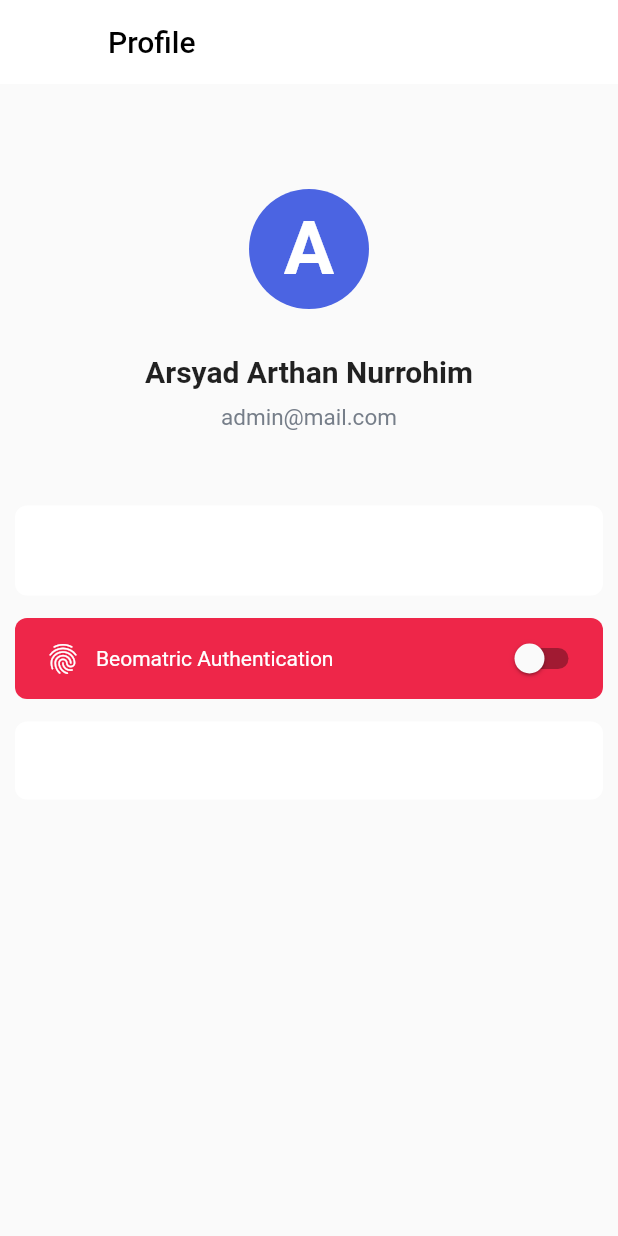
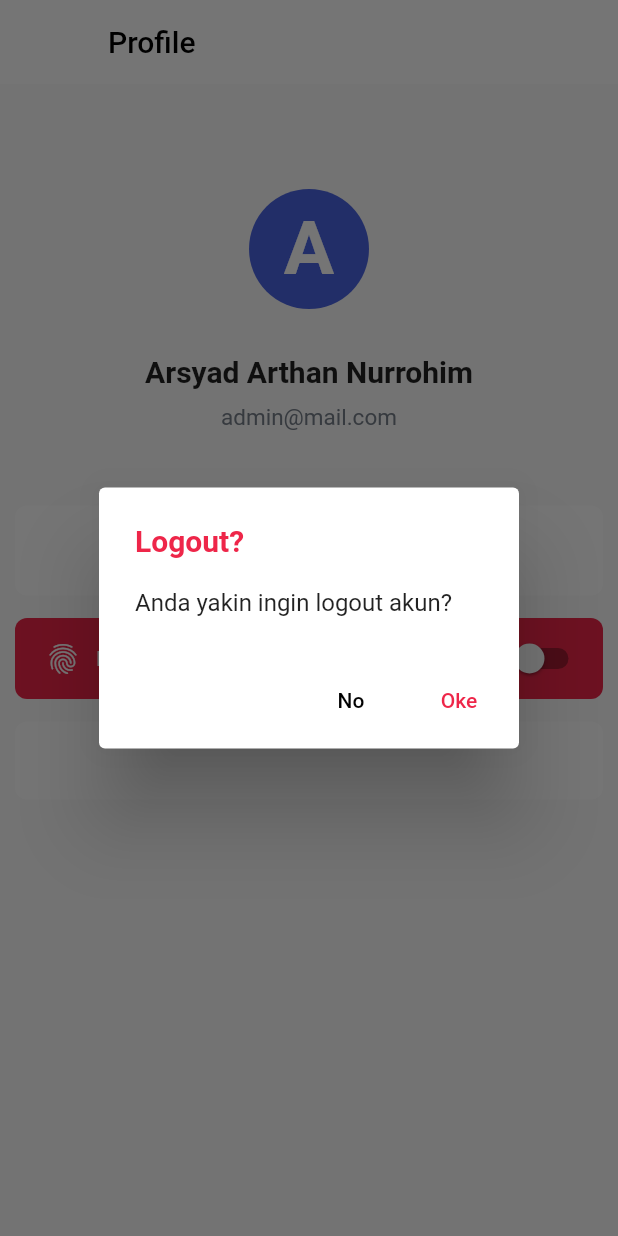
Before and after one commit to Bank-UMKM-Jawa-Timur/LOS_MOBILE, a Flutter app: the ProfilePage screen opened directly, after a tap on "Logout", on a phone screen of 412 x 824 dp. Run offline on Flutter 3.47's test engine with Material 2 defaults, Android fonts, the phone set to English and light mode, and no system bars; our stand-ins replace community_material_icon, get, pie_chart, shimmer.

Commit message:
add: confirm logout dialog

```diff
--- a/lib/src/futures/profile/view/profile_page.dart
+++ b/lib/src/futures/profile/view/profile_page.dart
@@ -1,5 +1,6 @@
 import 'package:flutter/material.dart';
 import 'package:get/get.dart';
+import 'package:los_mobile/utils/colors.dart';
 
 class ProfilePage extends StatefulWidget {
   const ProfilePage({super.key});
@@ -144,7 +145,46 @@ class _ProfilePageState extends State<ProfilePage> {
                           elevation: 0,
                         ),
                         icon: Icon(Icons.logout, size: 20),
-                        onPressed: () {},
+                        onPressed: () {
+                          showDialog(
+                              context: context,
+                              builder: (context) {
+                                return AlertDialog(
+                                  title: Text(
+                                    "Logout?",
+                                    style: TextStyle(
+                                      color: mPrimaryColor,
+                                      fontWeight: FontWeight.bold,
+                                    ),
+                                  ),
+                                  content:
+                                      Text("Anda yakin ingin logout akun?"),
+                                  actions: <Widget>[
+                                    TextButton(
+                                      child: const Text(
+                                        "No",
+                                        style: TextStyle(
+                                          color: Colors.black,
+                                        ),
+                                      ),
+                                      onPressed: () {
+                                        Navigator.of(context).pop();
+                                      },
+                                    ),
+                                    TextButton(
+                                      child: const Text(
+                                        "Oke",
+                                        style: TextStyle(
+                                          color: mPrimaryColor,
+                                        ),
+                                      ),
+                                      onPressed: () {},
+                                    ),
+                                  ],
+                                  elevation: 24.0,
+                                );
+                              });
+                        },
                         label: Text(
                           'Logout',
                           textAlign: TextAlign.center,
```
